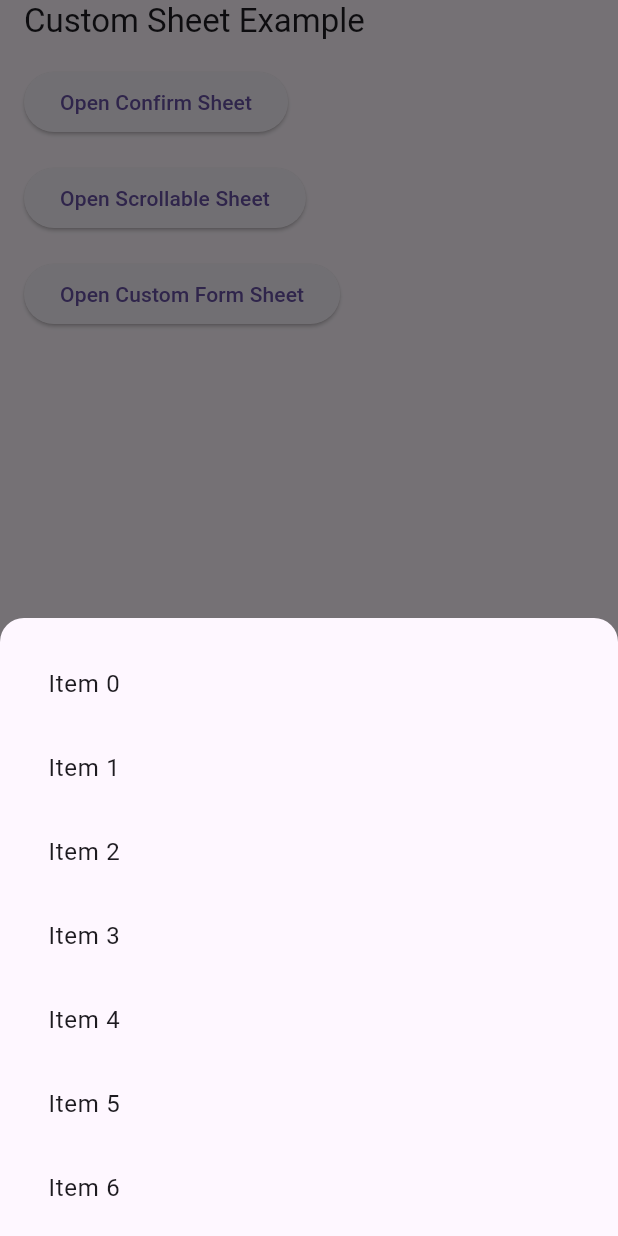
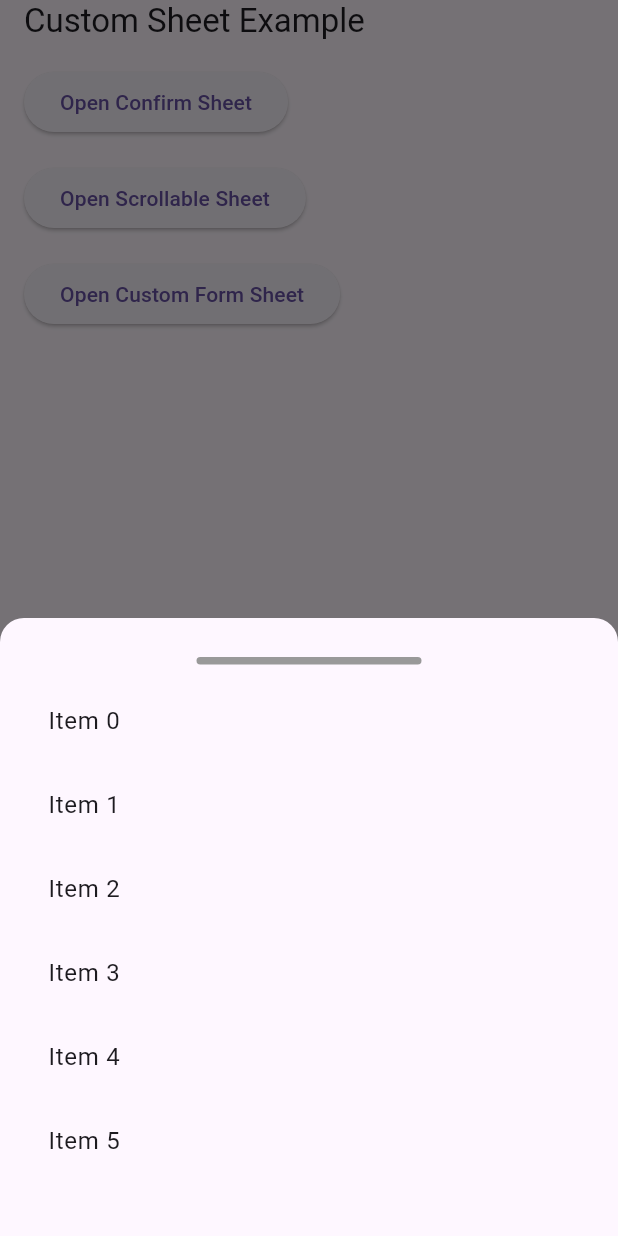
Before and after one commit to FrenkyDema/risto_widgets, a Flutter app: the CustomSheetPage widget shown alone on an empty page, opened directly, after a tap on "Open Scrollable Sheet", on a phone screen of 412 x 824 dp. Run offline on Flutter 3.47's test engine with Material 3 defaults, Android fonts, the phone set to English and light mode, and no system bars.

Commit message:
Refactoring custom sheet

```diff
--- a/example/lib/pages/custom_sheet_page.dart
+++ b/example/lib/pages/custom_sheet_page.dart
@@ -13,7 +13,6 @@ class CustomSheetPage extends StatelessWidget {
           style: Theme.of(context).textTheme.titleLarge,
         ),
         const SizedBox(height: 16),
-
         ElevatedButton(
           onPressed: () {
             OpenCustomSheet.openConfirmSheet(
@@ -37,11 +36,11 @@ class CustomSheetPage extends StatelessWidget {
           child: const Text('Open Confirm Sheet'),
         ),
         const SizedBox(height: 16),
-
         ElevatedButton(
           onPressed: () {
             OpenCustomSheet.scrollableSheet(
               context,
+              expand: false,
               initialChildSize: 0.5,
               minChildSize: 0.25,
               maxChildSize: 1.0,
@@ -59,7 +58,6 @@ class CustomSheetPage extends StatelessWidget {
           child: const Text('Open Scrollable Sheet'),
         ),
         const SizedBox(height: 16),
-
         ElevatedButton(
           onPressed: () {
             OpenCustomSheet(
--- a/lib/widgets/sheets/open_custom_sheet.dart
+++ b/lib/widgets/sheets/open_custom_sheet.dart
@@ -11,15 +11,14 @@ class OpenCustomSheet extends StatelessWidget {
   final Function(dynamic)? onClose;
   final Widget Function({ScrollController? scrollController}) body;
 
-  // Sheet configuration
   final bool scrollable;
   final bool expand;
   final double initialChildSize;
   final double minChildSize;
   final double maxChildSize;
 
-  // New properties for customization
   final Color? backgroundColor;
+  final Color? handleColor;
   final ShapeBorder? sheetShape;
   final EdgeInsetsGeometry? sheetPadding;
 
@@ -35,13 +34,12 @@ class OpenCustomSheet extends StatelessWidget {
     this.minChildSize = 0.25,
     this.maxChildSize = 1.0,
     this.scrollable = false,
-    // Initialize new properties
     this.backgroundColor,
+    this.handleColor,
     this.sheetShape,
     this.sheetPadding,
   });
 
-  // Updated OpenCustomSheet with more customization options
   factory OpenCustomSheet.scrollableSheet(
     BuildContext context, {
     required Widget Function({ScrollController? scrollController}) body,
@@ -52,9 +50,10 @@ class OpenCustomSheet extends StatelessWidget {
     double maxChildSize = 1.0,
     Color? barrierColor,
     Color? backgroundColor,
+    Color? handleColor,
     bool barrierDismissible = true,
-    ShapeBorder? sheetShape, // Customizable shape
-    EdgeInsetsGeometry? sheetPadding, // Padding for the content
+    ShapeBorder? sheetShape,
+    EdgeInsetsGeometry? sheetPadding,
   }) {
     return OpenCustomSheet(
       scrollable: true,
@@ -76,10 +75,14 @@ class OpenCustomSheet extends StatelessWidget {
     BuildContext context, {
     required Widget body,
     Color? backgroundColor,
+    Color? handleColor,
     ShapeBorder? sheetShape,
     EdgeInsetsGeometry? sheetPadding,
   }) {
-    return Container(
+    return MediaQuery.removePadding(
+      context: context,
+      removeBottom: true,
+      child: Container(
         decoration: ShapeDecoration(
           shape: sheetShape ??
               const RoundedRectangleBorder(
@@ -88,11 +91,17 @@ class OpenCustomSheet extends StatelessWidget {
           color: backgroundColor ?? Theme.of(context).cardColor,
         ),
         padding: sheetPadding ?? const EdgeInsets.all(16.0),
-      child: body,
+        child: Column(
+          mainAxisSize: MainAxisSize.min,
+          children: [
+            if (handleColor != Colors.transparent) _buildHandle(handleColor),
+            Expanded(child: body),
+          ],
+        ),
+      ),
     );
   }
 
-  // Factory constructor for opening a confirm sheet
   factory OpenCustomSheet.openConfirmSheet(
     BuildContext context, {
     required Widget body,
@@ -104,6 +113,7 @@ class OpenCustomSheet extends StatelessWidget {
     bool scrollable = false,
     Color? backgroundColor,
     Color? handleColor,
+    bool barrierDismissible = true,
     Color? firstButtonColor,
     Color? secondButtonColor,
     Color? firstButtonTextColor,
@@ -119,6 +129,7 @@ class OpenCustomSheet extends StatelessWidget {
       maxChildSize: maxChildSize,
       onClose: onClose,
       backgroundColor: backgroundColor,
+      barrierDismissible: barrierDismissible,
       body: ({scrollController}) => _buildSheetContent(
         context,
         body: body,
@@ -148,7 +159,7 @@ class OpenCustomSheet extends StatelessWidget {
   }) {
     return MediaQuery.removePadding(
       context: context,
-      removeBottom: true, // This will remove the bottom padding
+      removeBottom: true,
       child: Container(
         decoration: BoxDecoration(
           borderRadius: const BorderRadius.vertical(top: Radius.circular(10)),
@@ -187,7 +198,6 @@ class OpenCustomSheet extends StatelessWidget {
   ) {
     return Padding(
       padding: const EdgeInsets.only(bottom: 16.0),
-      // Add bottom padding to fill the safe area
       child: DoubleListTileButtons(
         padding: const EdgeInsets.symmetric(vertical: 10, horizontal: 8),
         space: buttonSpacing ?? 8,
@@ -195,7 +205,7 @@ class OpenCustomSheet extends StatelessWidget {
           margin: EdgeInsets.zero,
           width: double.infinity,
           onPressed: () => Navigator.pop(context, false),
-          backgroundColor: firstButtonColor ?? Theme.of(context).cardColor,
+          backgroundColor: firstButtonColor ?? Colors.red,
           child: Text(
             'Close',
             style: Theme.of(context).textTheme.labelLarge!.copyWith(
@@ -207,7 +217,7 @@ class OpenCustomSheet extends StatelessWidget {
           onPressed: () => Navigator.pop(context, true),
           margin: EdgeInsets.zero,
           width: double.infinity,
-          backgroundColor: secondButtonColor ?? Theme.of(context).primaryColor,
+          backgroundColor: secondButtonColor ?? Colors.green,
           child: Text(
             'Confirm',
             style: Theme.of(context).textTheme.labelLarge!.copyWith(
@@ -240,8 +250,8 @@ class OpenCustomSheet extends StatelessWidget {
 
   void show(BuildContext context) {
     showModalBottomSheet(
+      backgroundColor: Colors.transparent,
       isDismissible: barrierDismissible,
-      backgroundColor: Colors.transparent,
       barrierColor: barrierColor,
       barrierLabel: barrierLabel,
       isScrollControlled: scrollable,
@@ -255,12 +265,16 @@ class OpenCustomSheet extends StatelessWidget {
             minChildSize: minChildSize,
             maxChildSize: maxChildSize,
             builder: (context, scrollController) {
-              return _buildScrollableSheetContent(
+              return GestureDetector(
+                onVerticalDragUpdate: (details) {},
+                child: _buildScrollableSheetContent(
                   context,
                   body: body(scrollController: scrollController),
                   backgroundColor: backgroundColor,
+                  handleColor: handleColor,
                   sheetShape: sheetShape,
                   sheetPadding: sheetPadding,
+                ),
               );
             },
           );
```
Lines whose indentation alone changed are shown as unchanged.
